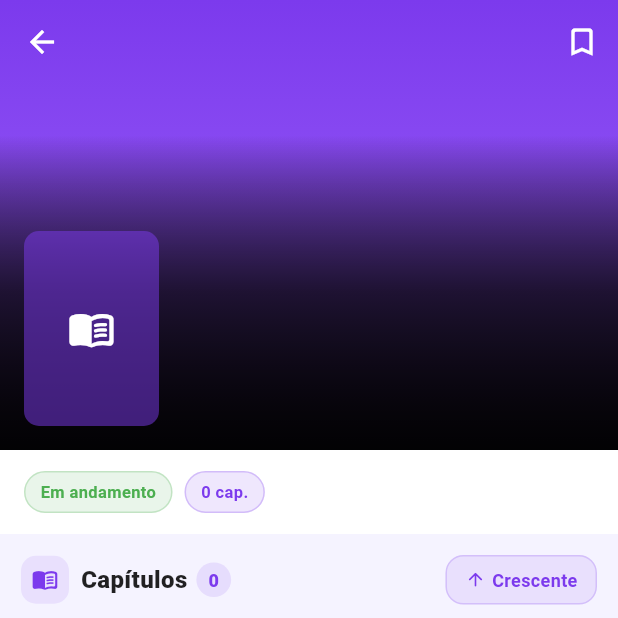
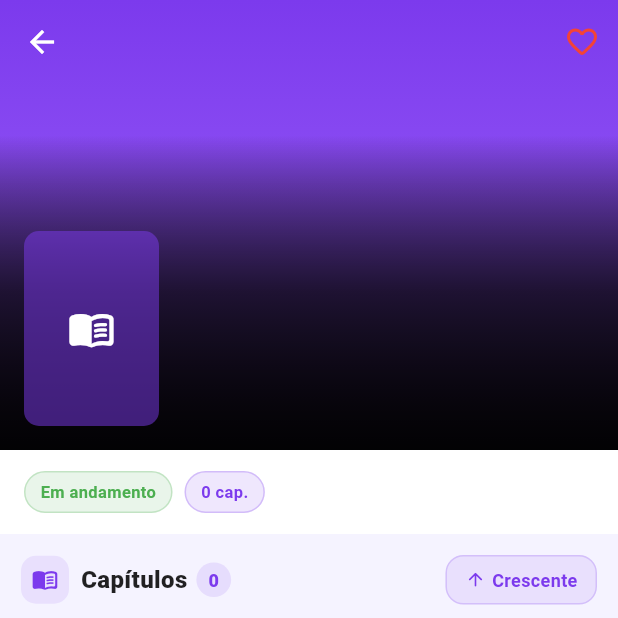
Before and after one commit to EnzoRodrigues9/toon-archive-mobile, a Flutter app: the DetalhePage screen opened directly with empty values, on a phone screen of 412 x 824 dp, the top half of it. Run offline on Flutter 3.47's test engine with Material 3 defaults, Android fonts, the phone set to English and light mode, and no system bars; our stand-ins replace connectivity_plus, dio, emoji_picker_flutter, firebase_auth, firebase_core, flutter_dotenv and 5 more; accounts and stored records are empty; network calls fail.

Commit message:
alteração em icones de favoritos

```diff
--- a/lib/screens/detalhe_page.dart
+++ b/lib/screens/detalhe_page.dart
@@ -249,9 +249,9 @@ class _DetalhePageState extends State<DetalhePage> {
                   : IconButton(
                       icon: Icon(
                         _isFavorito
-                            ? Icons.bookmark_rounded
-                            : Icons.bookmark_border_rounded,
-                        color: Colors.white,
+                            ? Icons.favorite_rounded
+                            : Icons.favorite_border_rounded,
+                        color: Colors.red,
                       ),
                       onPressed: _toggleFavorito,
                     ),
```
Also changed, not shown: lib/screens/home_page.dart (+10 -8 lines).
